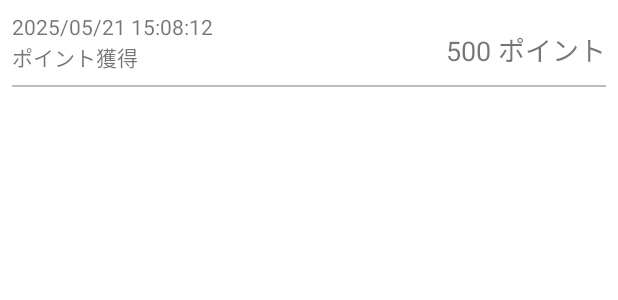
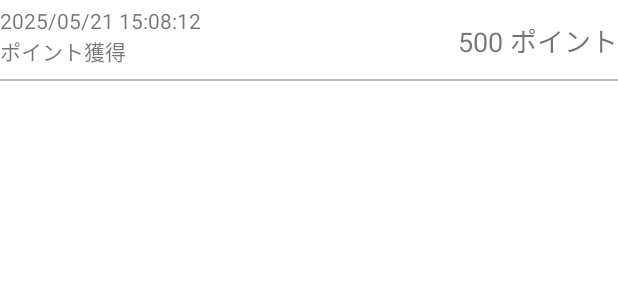
Before and after one commit to hotdrop/consider-ai-coding, an Android app built with Jetpack Compose: the layout history_row.xml on its own in the app's theme, with its tools: preview values and no code run, on a phone screen of 412 x 824 dp. Shown: the top 300 px of the screen. Run offline under Robolectric (Android 15) with nearby library versions, the phone set to English and light mode, and no system bars.

Commit message:
履歴のレイアウトがずれていたので修正

```diff
--- a/androidApp/src/main/res/layout/activity_home.xml
+++ b/androidApp/src/main/res/layout/activity_home.xml
@@ -147,6 +147,7 @@
             style="@style/BorderView"
             android:layout_marginTop="8dp"
             android:visibility="gone"
+            tools:visibility="visible"
             app:layout_constraintTop_toBottomOf="@+id/point_use_button"
             app:layout_constraintStart_toStartOf="parent"
             app:layout_constraintEnd_toEndOf="parent" />
@@ -160,6 +161,7 @@
             app:layout_constraintTop_toBottomOf="@+id/history_top_border"
             app:layout_constraintStart_toStartOf="parent"
             app:layout_constraintEnd_toEndOf="parent"
+            tools:visibility="visible"
             tools:itemCount="2"
             tools:listitem="@layout/history_row" />
 
--- a/androidApp/src/main/res/layout/history_row.xml
+++ b/androidApp/src/main/res/layout/history_row.xml
@@ -4,13 +4,13 @@
     xmlns:app="http://schemas.android.com/apk/res-auto"
     xmlns:tools="http://schemas.android.com/tools"
     android:layout_width="match_parent"
-    android:layout_height="wrap_content"
-    android:padding="8dp">
+    android:layout_height="wrap_content">
 
     <TextView
         android:id="@+id/date_label"
         android:layout_width="wrap_content"
         android:layout_height="wrap_content"
+        android:layout_marginTop="4dp"
         app:layout_constraintStart_toStartOf="parent"
         app:layout_constraintTop_toTopOf="parent"
         tools:text="2025/05/21 15:08:12" />
--- a/androidApp/src/main/res/values/strings.xml
+++ b/androidApp/src/main/res/values/strings.xml
@@ -46,6 +46,7 @@
     <string name="point_use_confirm_execute_button">ポイントを使用する</string>
     <string name="point_history_acquire">ポイント獲得</string>
     <string name="point_history_use">ポイント使用</string>
+    <string name="point_history_point_label">%1$d ポイント</string>
     <string name="dialog_cancel">キャンセル</string>
     <string name="dialog_ok">OK</string>
 </resources>
```
Also changed, not shown: androidApp/src/main/java/jp/hotdrop/considercline/android/ui/home/HistoryAdapter.kt (deleted, +0 -35 lines), androidApp/src/main/java/jp/hotdrop/considercline/android/ui/home/HomeActivity.kt (+31 -4 lines).
